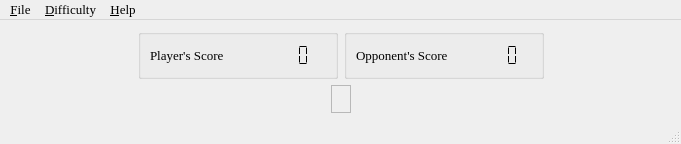
This is ui.d/maxit.ui in nurfalie/maxit as Qt 5 draws it before an edit. The edited form follows.
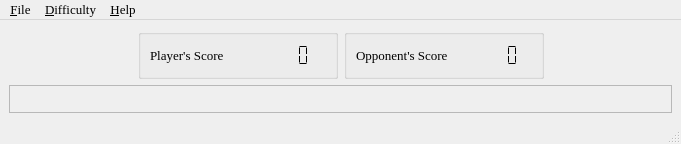
This is the edited form.

```diff
--- a/ui.d/maxit.ui
+++ b/ui.d/maxit.ui
@@ -151,20 +151,7 @@
     <item>
      <layout class="QHBoxLayout" >
       <item>
-       <spacer>
-        <property name="orientation" >
-         <enum>Qt::Horizontal</enum>
-        </property>
-        <property name="sizeHint" >
-         <size>
-          <width>40</width>
-          <height>20</height>
-         </size>
-        </property>
-       </spacer>
-      </item>
-      <item>
-       <widget class="QFrame" name="mainframe" >
+       <widget class="QFrame" name="boardframe" >
         <property name="font" >
          <font>
           <family>Times</family>
@@ -177,22 +164,8 @@
         <property name="frameShadow" >
          <enum>QFrame::Raised</enum>
         </property>
-        <layout class="QGridLayout" />
        </widget>
       </item>
-      <item>
-       <spacer>
-        <property name="orientation" >
-         <enum>Qt::Horizontal</enum>
-        </property>
-        <property name="sizeHint" >
-         <size>
-          <width>40</width>
-          <height>20</height>
-         </size>
-        </property>
-       </spacer>
-      </item>
      </layout>
     </item>
    </layout>
```
